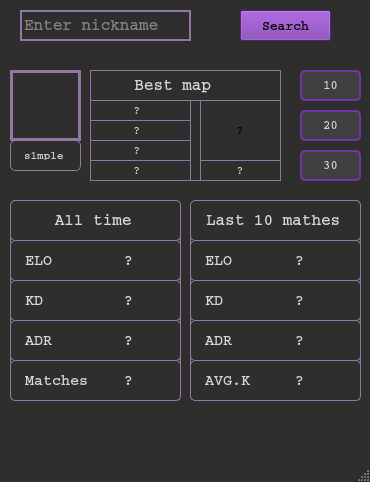
Before: the Qt Designer form mainwindow.ui in vixPP/FaceitStatsWidjet, drawn with Qt 5.
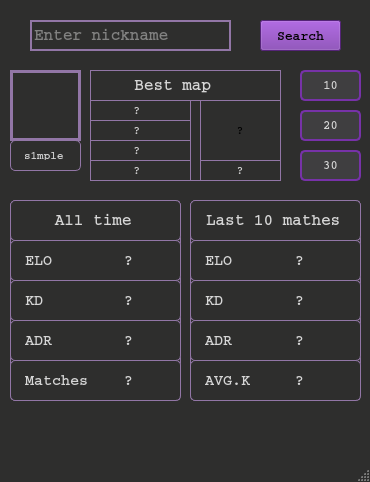
After: the same form once the commit is applied.

Commit message: Add stats 20 and 30 mathes

Patch:
```diff
--- a/mainwindow.ui
+++ b/mainwindow.ui
@@ -765,9 +765,9 @@
    <widget class="QPushButton" name="pushButton">
     <property name="geometry">
      <rect>
-      <x>240</x>
-      <y>10</y>
-      <width>91</width>
+      <x>260</x>
+      <y>20</y>
+      <width>81</width>
       <height>31</height>
      </rect>
     </property>
@@ -800,9 +800,9 @@
    <widget class="QLineEdit" name="lineEditIRL">
     <property name="geometry">
      <rect>
-      <x>20</x>
-      <y>10</y>
-      <width>171</width>
+      <x>30</x>
+      <y>20</y>
+      <width>201</width>
       <height>31</height>
      </rect>
     </property>
```
Left out of the diff: 6 changed lines with no effect on the pictures. The commit also changes 2 other files.
